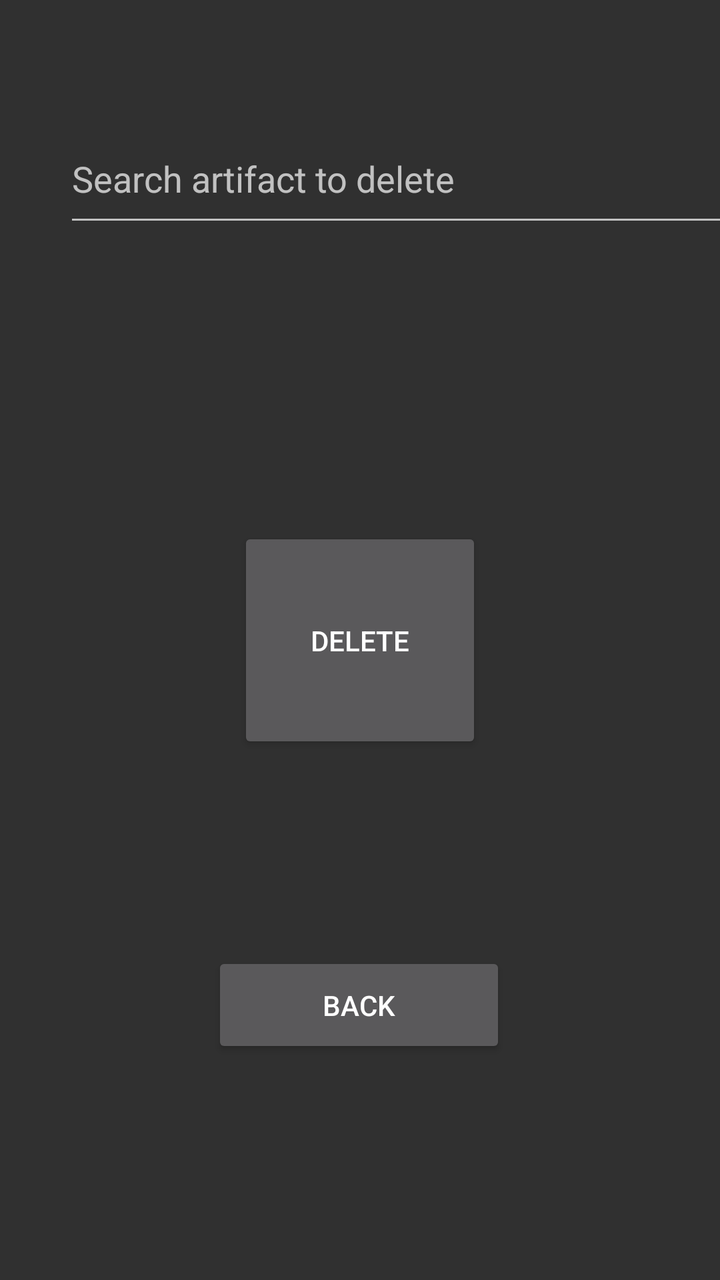
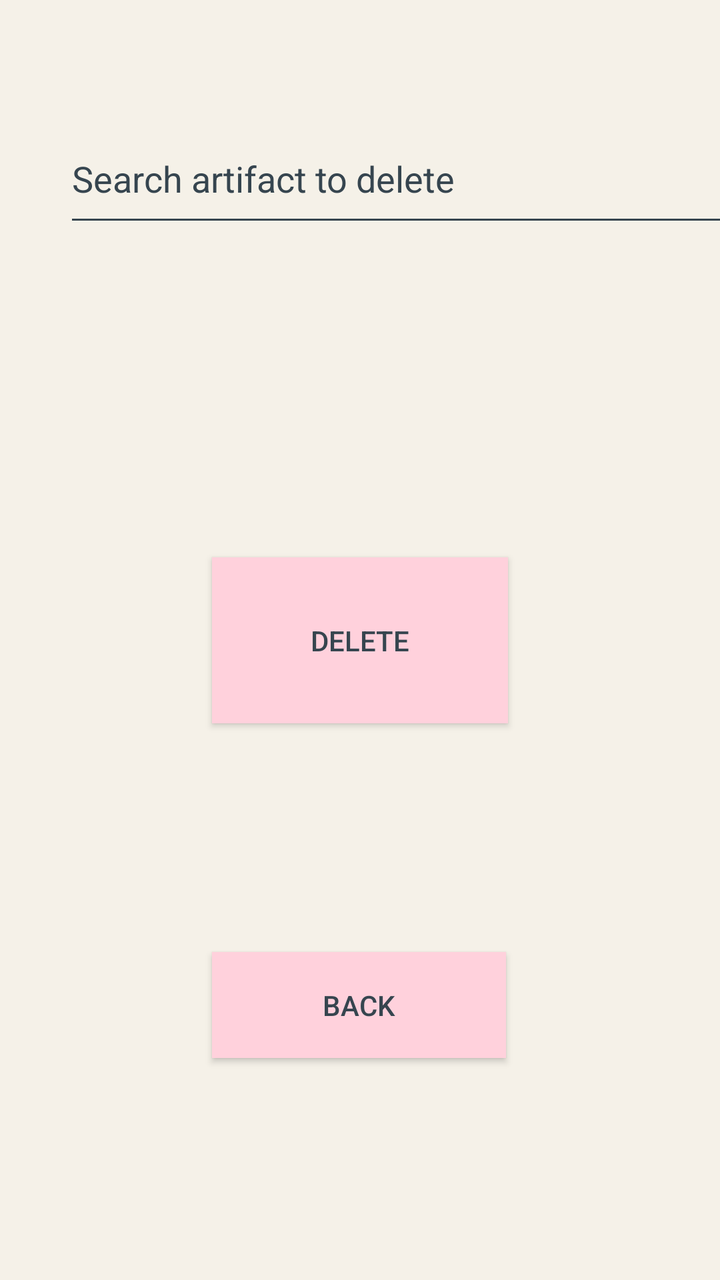

Compare the two renders of this Android layout. The source of the first and the diff that turns it into the second are given below.
<!-- AndroidManifest.xml: application theme Theme.AppCompat -->
<!-- res/layout/fragment_delete_fragment.xml -->
<?xml version="1.0" encoding="utf-8"?>
<androidx.constraintlayout.widget.ConstraintLayout
    xmlns:android="http://schemas.android.com/apk/res/android"
    xmlns:app="http://schemas.android.com/apk/res-auto"
    xmlns:tools="http://schemas.android.com/tools"
    android:layout_width="match_parent"
    android:layout_height="match_parent"
    tools:context=".Delete_fragment">

    <AutoCompleteTextView
        android:id="@+id/searchdelete"
        android:layout_width="360dp"
        android:layout_height="61dp"
        android:layout_marginStart="32dp"
        android:layout_marginEnd="32dp"
        android:hint="Search artifact to delete"
        android:inputType="text"
        app:layout_constraintBottom_toBottomOf="parent"
        app:layout_constraintEnd_toEndOf="parent"
        app:layout_constraintHorizontal_bias="0.0"
        app:layout_constraintStart_toStartOf="parent"
        app:layout_constraintTop_toTopOf="parent"
        app:layout_constraintVertical_bias="0.099" />

    <Button
        android:id="@+id/buttondelete"
        android:layout_width="122dp"
        android:layout_height="113dp"
        android:text="Delete"
        app:layout_constraintBottom_toBottomOf="parent"
        app:layout_constraintEnd_toEndOf="parent"
        app:layout_constraintStart_toStartOf="parent"
        app:layout_constraintTop_toTopOf="parent" />

    <Button
        android:id="@+id/goback1"
        android:layout_width="147dp"
        android:layout_height="53dp"
        android:text="Back"
        app:layout_constraintBottom_toBottomOf="parent"
        app:layout_constraintEnd_toEndOf="parent"
        app:layout_constraintHorizontal_bias="0.498"
        app:layout_constraintStart_toStartOf="parent"
        app:layout_constraintTop_toTopOf="parent"
        app:layout_constraintVertical_bias="0.811" />

</androidx.constraintlayout.widget.ConstraintLayout>
<!-- resources referenced by this layout -->
<resources>

</resources>

<!-- the commit's change to res/layout/fragment_delete_fragment.xml (unified diff, before → after) -->
@@ -1,10 +1,10 @@
 <?xml version="1.0" encoding="utf-8"?>
-<androidx.constraintlayout.widget.ConstraintLayout
-    xmlns:android="http://schemas.android.com/apk/res/android"
+<androidx.constraintlayout.widget.ConstraintLayout xmlns:android="http://schemas.android.com/apk/res/android"
     xmlns:app="http://schemas.android.com/apk/res-auto"
     xmlns:tools="http://schemas.android.com/tools"
     android:layout_width="match_parent"
     android:layout_height="match_parent"
+    android:background="#F5F1E8"
     tools:context=".Delete_fragment">
 
     <AutoCompleteTextView
@@ -15,6 +15,9 @@
         android:layout_marginEnd="32dp"
         android:hint="Search artifact to delete"
         android:inputType="text"
+        android:textColor="#36454F"
+        android:textColorHint="#36454F"
+        android:backgroundTint="#36454F"
         app:layout_constraintBottom_toBottomOf="parent"
         app:layout_constraintEnd_toEndOf="parent"
         app:layout_constraintHorizontal_bias="0.0"
@@ -24,9 +27,11 @@
 
     <Button
         android:id="@+id/buttondelete"
-        android:layout_width="122dp"
-        android:layout_height="113dp"
+        android:layout_width="148dp"
+        android:layout_height="83dp"
+        android:background="#FFD1DC"
         android:text="Delete"
+        android:textColor="#36454F"
         app:layout_constraintBottom_toBottomOf="parent"
         app:layout_constraintEnd_toEndOf="parent"
         app:layout_constraintStart_toStartOf="parent"
@@ -36,7 +41,9 @@
         android:id="@+id/goback1"
         android:layout_width="147dp"
         android:layout_height="53dp"
+        android:background="#FFD1DC"
         android:text="Back"
+        android:textColor="#36454F"
         app:layout_constraintBottom_toBottomOf="parent"
         app:layout_constraintEnd_toEndOf="parent"
         app:layout_constraintHorizontal_bias="0.498"
